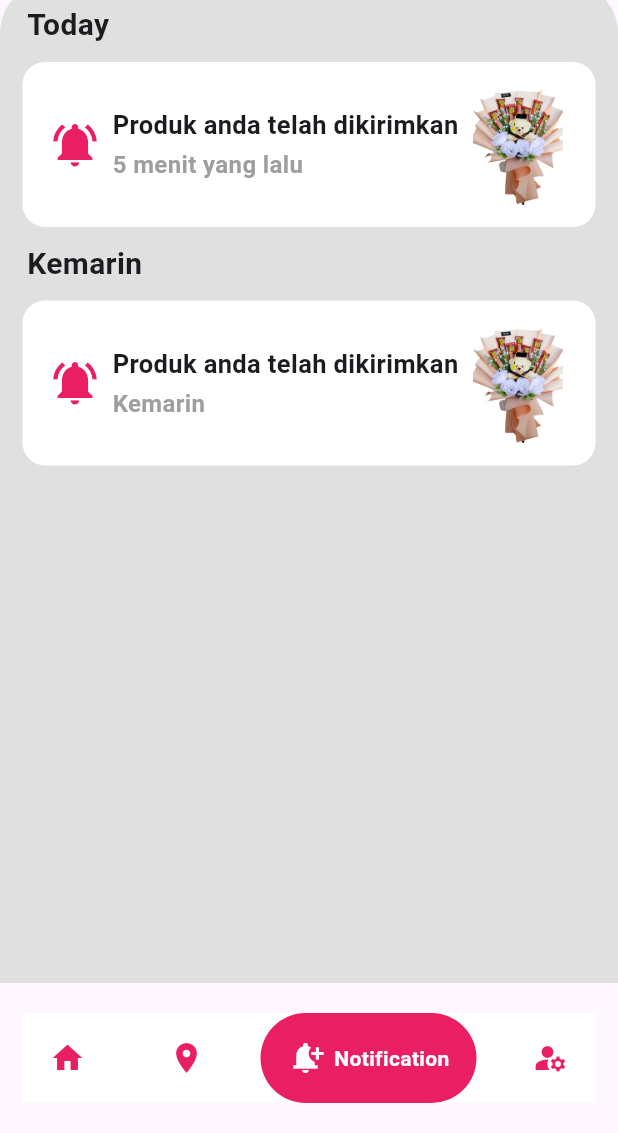
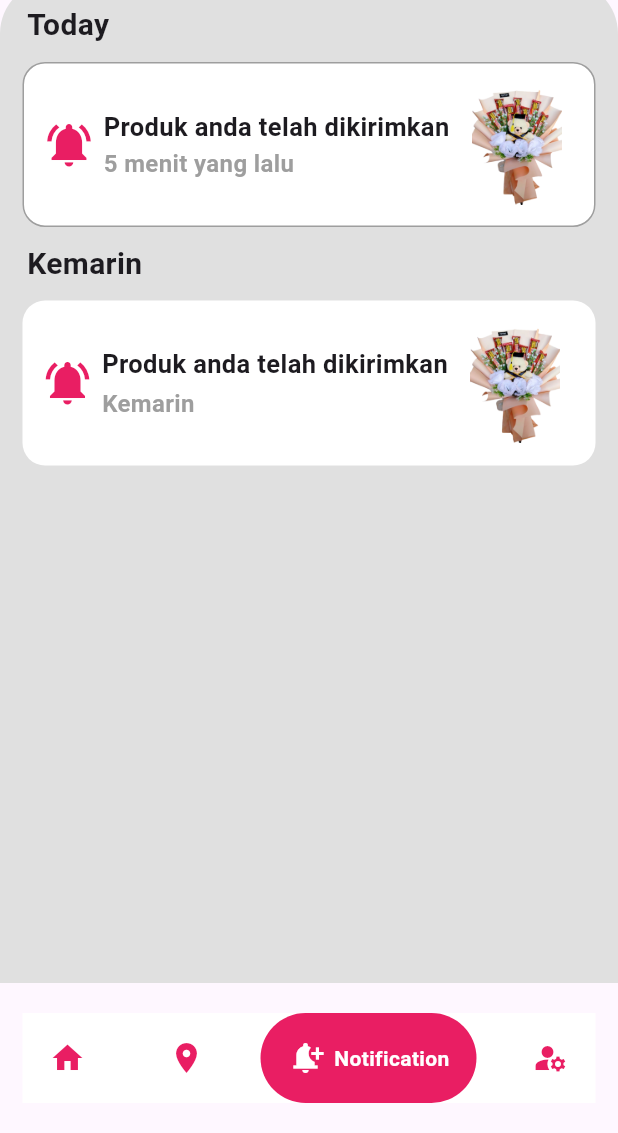
Before and after one commit to txnu/BucketquarPtk, a Flutter app: the screen it shows after launch, item 3 of the bottom bar chosen, on a phone screen of 412 x 824 dp, the part 103-1236 px from its top. Run offline on Flutter 3.47's test engine with Material 3 defaults, Android fonts, the phone set to English and light mode, and no system bars; drawn by our look-alikes of google_nav_bar; our stand-ins replace google_fonts.

Commit message:
Update NotificationWidget.dart

```diff
--- a/bucketquarptk/lib/User/Widget/NotificationWidget.dart
+++ b/bucketquarptk/lib/User/Widget/NotificationWidget.dart
@@ -23,19 +23,22 @@ class NotificationWidget extends StatelessWidget {
           margin: EdgeInsets.symmetric(horizontal: 15, vertical: 10),
           padding: EdgeInsets.all(10),
           decoration: BoxDecoration(
-            color: Colors.white,
-            borderRadius: BorderRadius.circular(15),
-          ),
+              color: Colors.white,
+              borderRadius: BorderRadius.circular(15),
+              border: Border.all(color: Colors.grey)),
           child: Row(
             children: [
               Container(
-                height: 50,
-                width: 50,
+                height: 40,
+                width: 40,
                 child: Icon(
                   Icons.notifications_active,
                   size: 35,
                   color: Colors.pink,
                 ),
+              ),
+              SizedBox(
+                width: 3,
               ),
               Padding(
                 padding: EdgeInsets.symmetric(vertical: 20),
@@ -57,6 +60,9 @@ class NotificationWidget extends StatelessWidget {
                     )
                   ],
                 ),
+              ),
+              SizedBox(
+                width: 5,
               ),
               Container(
                 height: 80,
@@ -88,13 +94,16 @@ class NotificationWidget extends StatelessWidget {
           child: Row(
             children: [
               Container(
-                height: 50,
-                width: 50,
+                height: 40,
+                width: 40,
                 child: Icon(
                   Icons.notifications_active,
                   size: 35,
                   color: Colors.pink,
                 ),
+              ),
+              SizedBox(
+                width: 3,
               ),
               Padding(
                 padding: EdgeInsets.symmetric(vertical: 20),
@@ -117,6 +126,9 @@ class NotificationWidget extends StatelessWidget {
                   ],
                 ),
               ),
+              SizedBox(
+                width: 5,
+              ),
               Container(
                 height: 80,
                 width: 80,
```
